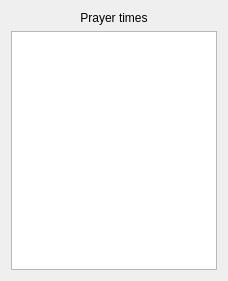
This is gui/prayertimeswidget.ui in ghannami/alQuds as Qt 5 draws it before an edit. The edited form follows.
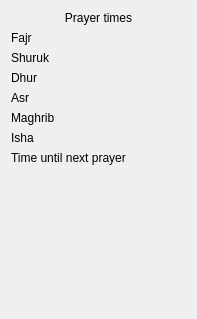
This is the edited form. Icons and pictures are not drawn.

What changed in the file:
```diff
--- a/gui/prayertimeswidget.ui
+++ b/gui/prayertimeswidget.ui
@@ -6,8 +6,8 @@
    <rect>
     <x>0</x>
     <y>0</y>
-    <width>228</width>
-    <height>281</height>
+    <width>197</width>
+    <height>319</height>
    </rect>
   </property>
   <property name="windowTitle">
@@ -25,17 +25,168 @@
     </widget>
    </item>
    <item>
-    <widget class="QTableView" name="tableView">
-     <property name="alternatingRowColors">
-      <bool>true</bool>
+    <layout class="QGridLayout" name="gridLayout">
+     <item row="0" column="0">
+      <widget class="QLabel" name="fajrLabel">
+       <property name="text">
+        <string>Fajr</string>
+       </property>
+      </widget>
+     </item>
+     <item row="0" column="1">
+      <widget class="QLabel" name="fajrIcon">
+       <property name="text">
+        <string/>
+       </property>
+       <property name="pixmap">
+        <pixmap resource="../src/main.qrc">:/icons/icons/12/active.png</pixmap>
+       </property>
+      </widget>
+     </item>
+     <item row="0" column="2">
+      <widget class="QLabel" name="fajrTime">
+       <property name="text">
+        <string/>
+       </property>
+      </widget>
+     </item>
+     <item row="1" column="0">
+      <widget class="QLabel" name="shurukLabel">
+       <property name="text">
+        <string>Shuruk</string>
+       </property>
+      </widget>
+     </item>
+     <item row="1" column="1">
+      <widget class="QLabel" name="shurukIcon">
+       <property name="text">
+        <string/>
+       </property>
+      </widget>
+     </item>
+     <item row="1" column="2">
+      <widget class="QLabel" name="shurukTime">
+       <property name="text">
+        <string/>
+       </property>
+      </widget>
+     </item>
+     <item row="2" column="0">
+      <widget class="QLabel" name="dhurLabel">
+       <property name="text">
+        <string>Dhur</string>
+       </property>
+      </widget>
+     </item>
+     <item row="2" column="1">
+      <widget class="QLabel" name="dhurIcon">
+       <property name="text">
+        <string/>
+       </property>
+      </widget>
+     </item>
+     <item row="2" column="2">
+      <widget class="QLabel" name="dhurTime">
+       <property name="text">
+        <string/>
+       </property>
+      </widget>
+     </item>
+     <item row="3" column="0">
+      <widget class="QLabel" name="asrLabel">
+       <property name="text">
+        <string>Asr</string>
+       </property>
+      </widget>
+     </item>
+     <item row="3" column="1">
+      <widget class="QLabel" name="asrIcon">
+       <property name="text">
+        <string/>
+       </property>
+      </widget>
+     </item>
+     <item row="3" column="2">
+      <widget class="QLabel" name="asrTime">
+       <property name="text">
+        <string/>
+       </property>
+      </widget>
+     </item>
+     <item row="4" column="0">
+      <widget class="QLabel" name="maghribabel">
+       <property name="text">
+        <string>Maghrib</string>
+       </property>
+      </widget>
+     </item>
+     <item row="4" column="1">
+      <widget class="QLabel" name="maghribIcon">
+       <property name="text">
+        <string/>
+       </property>
+      </widget>
+     </item>
+     <item row="4" column="2">
+      <widget class="QLabel" name="maghribTime">
+       <property name="text">
+        <string/>
+       </property>
+      </widget>
+     </item>
+     <item row="5" column="0">
+      <widget class="QLabel" name="ishaLabel">
+       <property name="text">
+        <string>Isha</string>
+       </property>
+      </widget>
+     </item>
+     <item row="5" column="1">
+      <widget class="QLabel" name="ishaIcon">
+       <property name="text">
+        <string/>
+       </property>
+      </widget>
+     </item>
+     <item row="5" column="2">
+      <widget class="QLabel" name="ishaTime">
+       <property name="text">
+        <string/>
+       </property>
+      </widget>
+     </item>
+    </layout>
+   </item>
+   <item>
+    <layout class="QHBoxLayout" name="horizontalLayout">
+     <item>
+      <widget class="QLabel" name="untilLabel">
+       <property name="text">
+        <string>Time until next prayer</string>
+       </property>
+      </widget>
+     </item>
+     <item>
+      <widget class="QLabel" name="untilTime">
+       <property name="text">
+        <string/>
+       </property>
+      </widget>
+     </item>
+    </layout>
+   </item>
+   <item>
+    <spacer name="verticalSpacer">
+     <property name="orientation">
+      <enum>Qt::Vertical</enum>
      </property>
-     <property name="selectionMode">
-      <enum>QAbstractItemView::NoSelection</enum>
+     <property name="sizeHint" stdset="0">
+      <size>
+       <width>20</width>
+       <height>40</height>
+      </size>
      </property>
-     <attribute name="verticalHeaderVisible">
-      <bool>false</bool>
-     </attribute>
-    </widget>
+    </spacer>
    </item>
   </layout>
  </widget>
```
Left out of the diff: 4 changed lines with no effect on the pictures.
